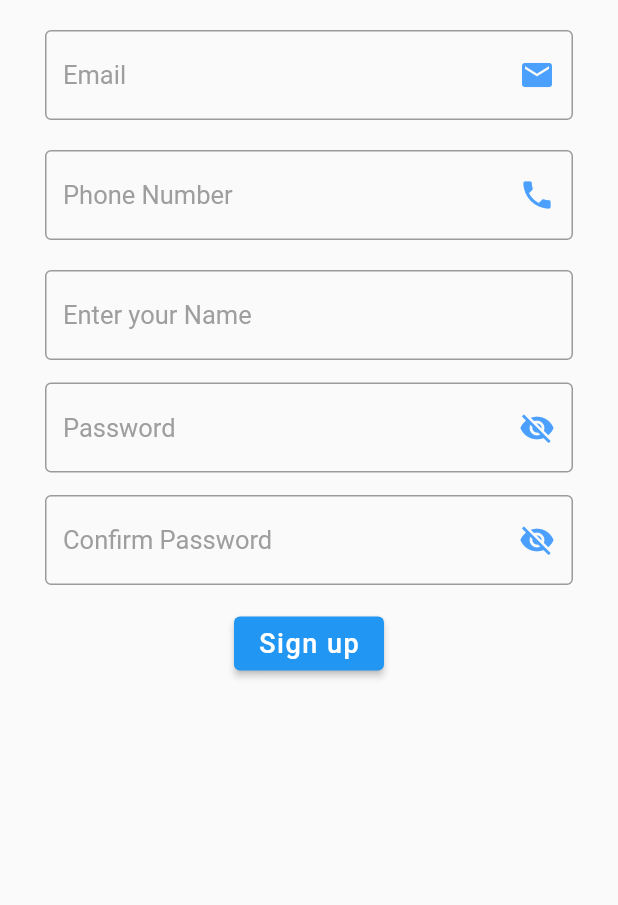
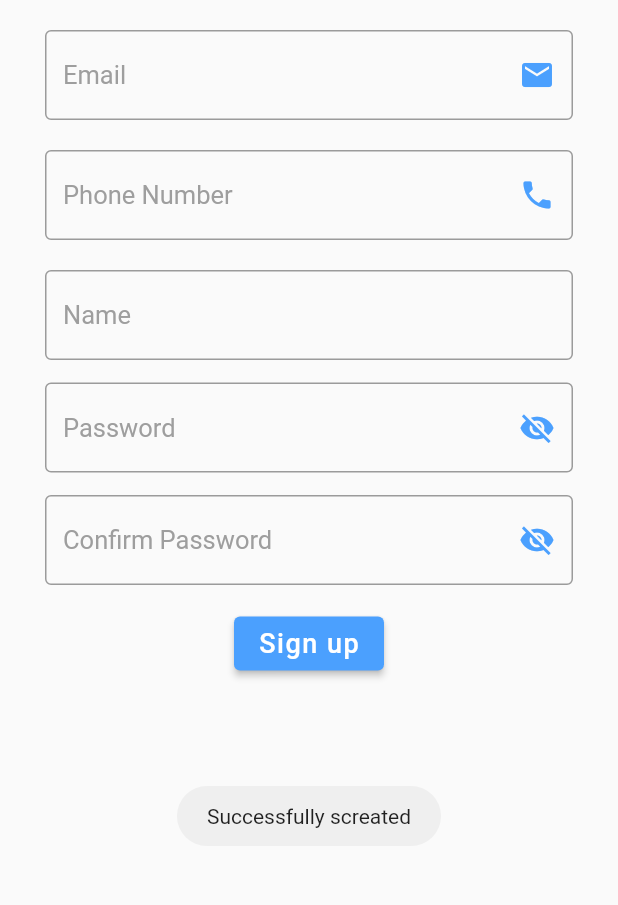
Before and after one commit to osama355/FYP, a Flutter app: the SignUp screen opened directly, after a tap on "Sign up", on a phone screen of 412 x 824 dp, the part 294-1199 px from its top. Run offline on Flutter 3.47's test engine with Material 2 defaults, Android fonts, the phone set to English and light mode, and no system bars; our stand-ins replace firebase_auth, firebase_core, firebase_database, fluttertoast; accounts and stored records are empty; network calls fail.

Commit message:
signup functionality

```diff
--- a/lib/main.dart
+++ b/lib/main.dart
@@ -1,6 +1,11 @@
+// ignore_for_file: deprecated_member_use
+
+import 'package:firebase_database/firebase_database.dart';
 import 'package:drive_sharing_app/screens/splash_screen.dart';
 import 'package:flutter/material.dart';
 import 'package:firebase_core/firebase_core.dart';
+
+final databaseRef = FirebaseDatabase.instance.reference();
 
 void main() async {
   WidgetsFlutterBinding.ensureInitialized();
--- a/lib/screens/getting_started.dart
+++ b/lib/screens/getting_started.dart
@@ -13,7 +13,8 @@ class _GettingStartedState extends State<GettingStarted> {
   @override
   Widget build(BuildContext context) {
     return Scaffold(
-      body: Container(
+      body: SingleChildScrollView(
+        child: Container(
           padding: const EdgeInsets.all(20),
           child: Column(
             children: [
@@ -39,6 +40,8 @@ class _GettingStartedState extends State<GettingStarted> {
               ),
               ElevatedButton(
                 style: ButtonStyle(
+                    backgroundColor:
+                        MaterialStateProperty.all(const Color(0xff4BA0FE)),
                     shape: MaterialStateProperty.all(RoundedRectangleBorder(
                         borderRadius: BorderRadius.circular(25)))),
                 onPressed: () {
@@ -94,6 +97,7 @@ class _GettingStartedState extends State<GettingStarted> {
             ],
           ),
         ),
+      ),
     );
   }
 }
--- a/lib/screens/login_screen.dart
+++ b/lib/screens/login_screen.dart
@@ -8,7 +8,7 @@ class LoginScreen extends StatelessWidget {
     return Scaffold(
       appBar: AppBar(
         title: const Text("Login"),
-        backgroundColor: Color(0xff4BA0FE),
+        backgroundColor: const Color(0xff4BA0FE),
       ),
       body: SingleChildScrollView(
         child: Column(
@@ -30,7 +30,7 @@ class LoginScreen extends StatelessWidget {
               child: TextField(
                 decoration: InputDecoration(
                   border: OutlineInputBorder(),
-                  hintText: "Enter your Email",
+                  hintText: "Email",
                   hintStyle: TextStyle(color: Colors.grey, fontSize: 17.0),
                   suffixIcon: Icon(
                     Icons.email,
@@ -63,6 +63,9 @@ class LoginScreen extends StatelessWidget {
             SizedBox(
               width: 100,
               child: ElevatedButton(
+                  style: ButtonStyle(
+                      backgroundColor:
+                          MaterialStateProperty.all(const Color(0xff4BA0FE))),
                   onPressed: () {},
                   child: const Text(
                     'Login',
--- a/lib/screens/signup_screen.dart
+++ b/lib/screens/signup_screen.dart
@@ -1,4 +1,7 @@
+import 'package:drive_sharing_app/main.dart';
+import 'package:firebase_auth/firebase_auth.dart';
 import 'package:flutter/material.dart';
+import 'package:fluttertoast/fluttertoast.dart';
 
 class SignUp extends StatefulWidget {
   const SignUp({super.key});
@@ -8,12 +11,32 @@ class SignUp extends StatefulWidget {
 }
 
 class _SignUpState extends State<SignUp> {
+  TextEditingController emailController = TextEditingController();
+  TextEditingController phoneController = TextEditingController();
+  TextEditingController nameController = TextEditingController();
+  TextEditingController passController = TextEditingController();
+  TextEditingController conPassController = TextEditingController();
+
+  final FirebaseAuth _firebaseAuth = FirebaseAuth.instance;
+
+  void registerUser(BuildContext context) async {
+    _firebaseAuth.createUserWithEmailAndPassword(
+        email: emailController.text, password: passController.text);
+
+    Map userData = {
+      "name": nameController.text.trim(),
+      "email": emailController.text.trim(),
+      "phone": phoneController.text.trim()
+    };
+    databaseRef.child("users").set(userData);
+  }
+
   @override
   Widget build(BuildContext context) {
     return Scaffold(
       appBar: AppBar(
         title: const Text("SignUp"),
-        backgroundColor: Color(0xff4BA0FE),
+        backgroundColor: const Color(0xff4BA0FE),
       ),
       body: SingleChildScrollView(
         child: Column(
@@ -30,10 +53,11 @@ class _SignUpState extends State<SignUp> {
             const SizedBox(
               height: 20,
             ),
-            const Padding(
-              padding: EdgeInsets.only(left: 30, right: 30),
+            Padding(
+              padding: const EdgeInsets.only(left: 30, right: 30),
               child: TextField(
-                decoration: InputDecoration(
+                controller: emailController,
+                decoration: const InputDecoration(
                   border: OutlineInputBorder(),
                   hintText: "Email",
                   hintStyle: TextStyle(color: Colors.grey, fontSize: 17.0),
@@ -47,10 +71,11 @@ class _SignUpState extends State<SignUp> {
             const SizedBox(
               height: 20,
             ),
-            const Padding(
-              padding: EdgeInsets.only(left: 30, right: 30),
+            Padding(
+              padding: const EdgeInsets.only(left: 30, right: 30),
               child: TextField(
-                decoration: InputDecoration(
+                controller: phoneController,
+                decoration: const InputDecoration(
                   border: OutlineInputBorder(),
                   hintText: "Phone Number",
                   hintStyle: TextStyle(color: Colors.grey, fontSize: 17.0),
@@ -64,12 +89,13 @@ class _SignUpState extends State<SignUp> {
             const SizedBox(
               height: 20,
             ),
-            const Padding(
-              padding: EdgeInsets.only(left: 30, right: 30),
+            Padding(
+              padding: const EdgeInsets.only(left: 30, right: 30),
               child: TextField(
-                decoration: InputDecoration(
+                controller: nameController,
+                decoration: const InputDecoration(
                   border: OutlineInputBorder(),
-                  hintText: "Enter your Name",
+                  hintText: "Name",
                   hintStyle: TextStyle(color: Colors.grey, fontSize: 17.0),
                 ),
               ),
@@ -77,11 +103,12 @@ class _SignUpState extends State<SignUp> {
             const SizedBox(
               height: 15,
             ),
-            const Padding(
-              padding: EdgeInsets.only(left: 30, right: 30),
+            Padding(
+              padding: const EdgeInsets.only(left: 30, right: 30),
               child: TextField(
+                controller: passController,
                 obscureText: true,
-                decoration: InputDecoration(
+                decoration: const InputDecoration(
                   border: OutlineInputBorder(),
                   hintText: "Password",
                   hintStyle: TextStyle(color: Colors.grey, fontSize: 17.0),
@@ -95,11 +122,12 @@ class _SignUpState extends State<SignUp> {
             const SizedBox(
               height: 15,
             ),
-            const Padding(
-              padding: EdgeInsets.only(left: 30, right: 30),
+            Padding(
+              padding: const EdgeInsets.only(left: 30, right: 30),
               child: TextField(
+                controller: conPassController,
                 obscureText: true,
-                decoration: InputDecoration(
+                decoration: const InputDecoration(
                   border: OutlineInputBorder(),
                   hintText: "Confirm Password",
                   hintStyle: TextStyle(color: Colors.grey, fontSize: 17.0),
@@ -116,7 +144,35 @@ class _SignUpState extends State<SignUp> {
             SizedBox(
               width: 100,
               child: ElevatedButton(
-                  onPressed: () {},
+                  style: ButtonStyle(
+                      backgroundColor:
+                          MaterialStateProperty.all(const Color(0xff4BA0FE))),
+                  onPressed: () {
+                    if (nameController.text.length < 3) {
+                      Fluttertoast.showToast(msg: "Name must be of 3 char");
+                    }
+                    if (!emailController.text.contains("@")) {
+                      Fluttertoast.showToast(msg: "Email must be correct");
+                    }
+                    if (phoneController.text.length != 11) {
+                      Fluttertoast.showToast(msg: "Phone must be 11 digits");
+                    }
+                    if (passController.text.length < 6) {
+                      Fluttertoast.showToast(
+                          msg: "Password must have 6 character");
+                    }
+                    if (passController.text != conPassController.text) {
+                      Fluttertoast.showToast(msg: "Password must be same");
+                    } else {
+                      registerUser(context);
+                      emailController.clear();
+                      phoneController.clear();
+                      nameController.clear();
+                      passController.clear();
+                      conPassController.clear();
+                      Fluttertoast.showToast(msg: "Successfully screated");
+                    }
+                  },
                   child: const Text(
                     'Sign up',
                     style: TextStyle(
--- a/pubspec.yaml
+++ b/pubspec.yaml
@@ -42,6 +42,7 @@ dependencies:
   firebase_storage: ^11.0.2
   fluttertoast: ^8.1.1
   flutter_onboard: ^2.0.0
+  firebase_database: ^10.0.2
 
 dev_dependencies:
   flutter_test:
```
Also changed, not shown: pubspec.lock, 1 other file. Lines whose indentation alone changed are shown as unchanged.
